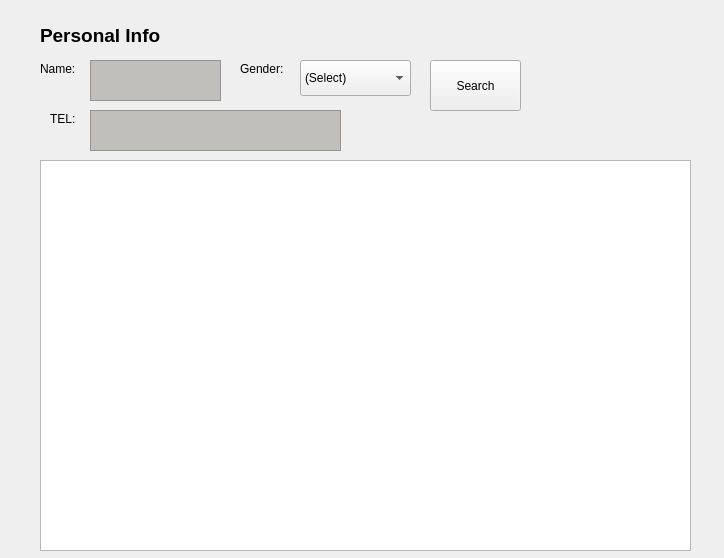
First picture: the form in searchWindow.ui, repository OhaoTech/ClinicManager, before the edit.
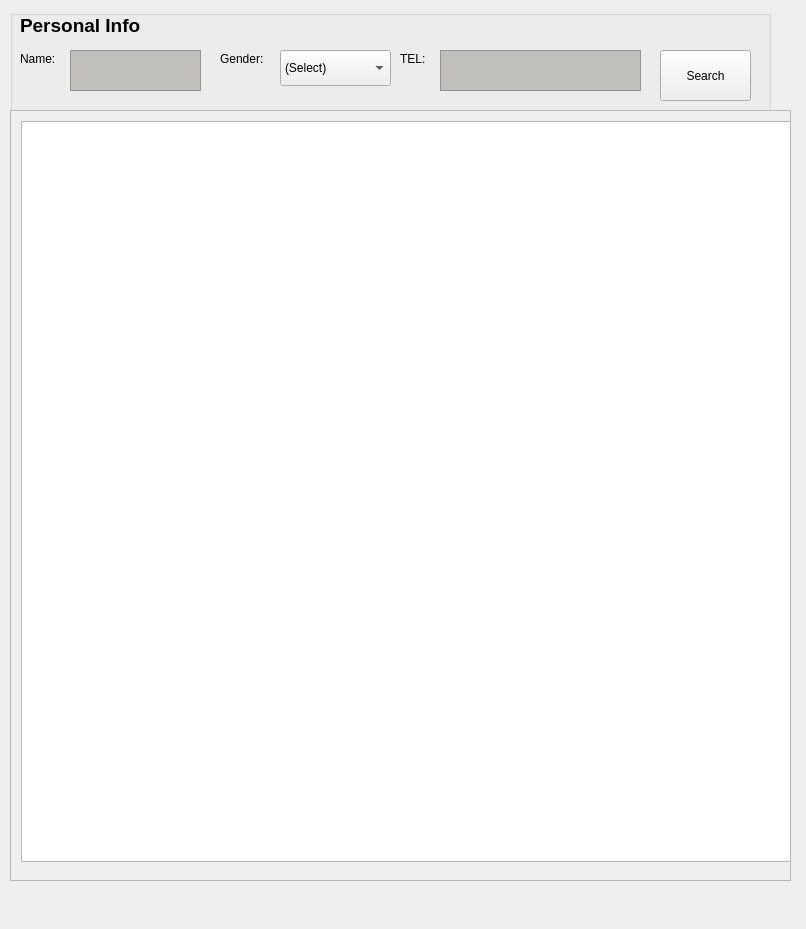
Second picture: the form after the edit. Icons and pictures are not drawn.

Commit message: Search table view

The edit to the form file:
```diff
--- a/searchWindow.ui
+++ b/searchWindow.ui
@@ -6,8 +6,8 @@
    <rect>
     <x>0</x>
     <y>0</y>
-    <width>724</width>
-    <height>558</height>
+    <width>806</width>
+    <height>929</height>
    </rect>
   </property>
   <property name="windowTitle">
@@ -17,11 +17,23 @@
    <iconset theme="phone">
     <normaloff>.</normaloff>.</iconset>
   </property>
-  <widget class="QPushButton" name="pushButton">
+  <widget class="QGroupBox" name="groupBox">
    <property name="geometry">
     <rect>
-     <x>430</x>
-     <y>60</y>
+     <x>10</x>
+     <y>10</y>
+     <width>761</width>
+     <height>161</height>
+    </rect>
+   </property>
+   <property name="title">
+    <string/>
+   </property>
+   <widget class="QPushButton" name="search_pushButton">
+    <property name="geometry">
+     <rect>
+      <x>650</x>
+      <y>40</y>
      <width>91</width>
      <height>51</height>
     </rect>
@@ -30,12 +42,12 @@
     <string>Search</string>
    </property>
   </widget>
-  <widget class="QPlainTextEdit" name="plainTextEdit">
+   <widget class="QPlainTextEdit" name="tel_plainTextEdit">
    <property name="geometry">
     <rect>
-     <x>90</x>
-     <y>60</y>
-     <width>131</width>
+      <x>430</x>
+      <y>40</y>
+      <width>201</width>
      <height>41</height>
     </rect>
    </property>
@@ -43,11 +55,11 @@
     <string notr="true">background-color: rgb(192, 191, 188);</string>
    </property>
   </widget>
-  <widget class="QLabel" name="label">
+   <widget class="QLabel" name="personal_info_label">
    <property name="geometry">
     <rect>
-     <x>40</x>
-     <y>20</y>
+      <x>10</x>
+      <y>0</y>
      <width>141</width>
      <height>31</height>
     </rect>
@@ -56,11 +68,24 @@
     <string>&lt;html&gt;&lt;head/&gt;&lt;body&gt;&lt;p&gt;&lt;span style=&quot; font-size:14pt; font-weight:700;&quot;&gt;Personal Info&lt;/span&gt;&lt;/p&gt;&lt;/body&gt;&lt;/html&gt;</string>
    </property>
   </widget>
-  <widget class="QLabel" name="label_2">
+   <widget class="QPlainTextEdit" name="name_plainTextEdit">
    <property name="geometry">
     <rect>
-     <x>40</x>
-     <y>60</y>
+      <x>60</x>
+      <y>40</y>
+      <width>131</width>
+      <height>41</height>
+     </rect>
+    </property>
+    <property name="styleSheet">
+     <string notr="true">background-color: rgb(192, 191, 188);</string>
+    </property>
+   </widget>
+   <widget class="QLabel" name="name_label">
+    <property name="geometry">
+     <rect>
+      <x>10</x>
+      <y>40</y>
      <width>66</width>
      <height>18</height>
     </rect>
@@ -69,11 +94,24 @@
     <string>Name:</string>
    </property>
   </widget>
-  <widget class="QLabel" name="label_3">
+   <widget class="QLabel" name="tel_label">
    <property name="geometry">
     <rect>
-     <x>240</x>
-     <y>60</y>
+      <x>390</x>
+      <y>40</y>
+      <width>66</width>
+      <height>18</height>
+     </rect>
+    </property>
+    <property name="text">
+     <string>TEL:</string>
+    </property>
+   </widget>
+   <widget class="QLabel" name="gender_label">
+    <property name="geometry">
+     <rect>
+      <x>210</x>
+      <y>40</y>
      <width>66</width>
      <height>18</height>
     </rect>
@@ -82,11 +120,11 @@
     <string>Gender:</string>
    </property>
   </widget>
-  <widget class="QComboBox" name="comboBox">
+   <widget class="QComboBox" name="gender_comboBox">
    <property name="geometry">
     <rect>
-     <x>300</x>
-     <y>60</y>
+      <x>270</x>
+      <y>40</y>
      <width>111</width>
      <height>36</height>
     </rect>
@@ -107,41 +145,39 @@
     </property>
    </item>
   </widget>
-  <widget class="QLabel" name="label_4">
+  </widget>
+  <widget class="QScrollArea" name="scrollArea">
    <property name="geometry">
     <rect>
-     <x>50</x>
+     <x>10</x>
      <y>110</y>
-     <width>66</width>
-     <height>18</height>
+     <width>781</width>
+     <height>771</height>
     </rect>
    </property>
-   <property name="text">
-    <string>TEL:</string>
+   <property name="widgetResizable">
+    <bool>true</bool>
    </property>
-  </widget>
-  <widget class="QPlainTextEdit" name="plainTextEdit_2">
+   <widget class="QWidget" name="scrollAreaWidgetContents">
    <property name="geometry">
     <rect>
-     <x>90</x>
-     <y>110</y>
-     <width>251</width>
-     <height>41</height>
-    </rect>
-   </property>
-   <property name="styleSheet">
-    <string notr="true">background-color: rgb(192, 191, 188);</string>
-   </property>
-  </widget>
-  <widget class="QTableView" name="tableView">
+      <x>0</x>
+      <y>0</y>
+      <width>777</width>
+      <height>767</height>
+     </rect>
+    </property>
+    <widget class="QTableWidget" name="patient_tableWidget">
    <property name="geometry">
     <rect>
-     <x>40</x>
-     <y>160</y>
-     <width>651</width>
-     <height>391</height>
-    </rect>
-   </property>
+       <x>10</x>
+       <y>10</y>
+       <width>771</width>
+       <height>741</height>
+      </rect>
+     </property>
+    </widget>
+   </widget>
   </widget>
  </widget>
  <resources/>
```
Lines whose indentation alone changed are shown as unchanged. The commit also changes 2 other files.
